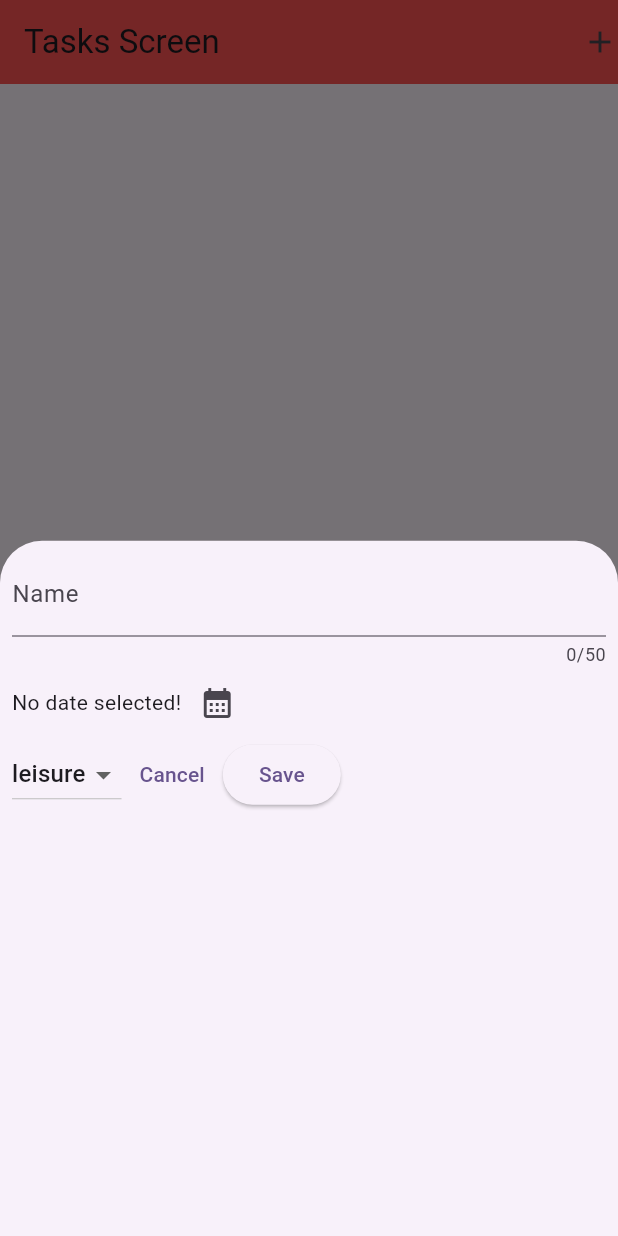
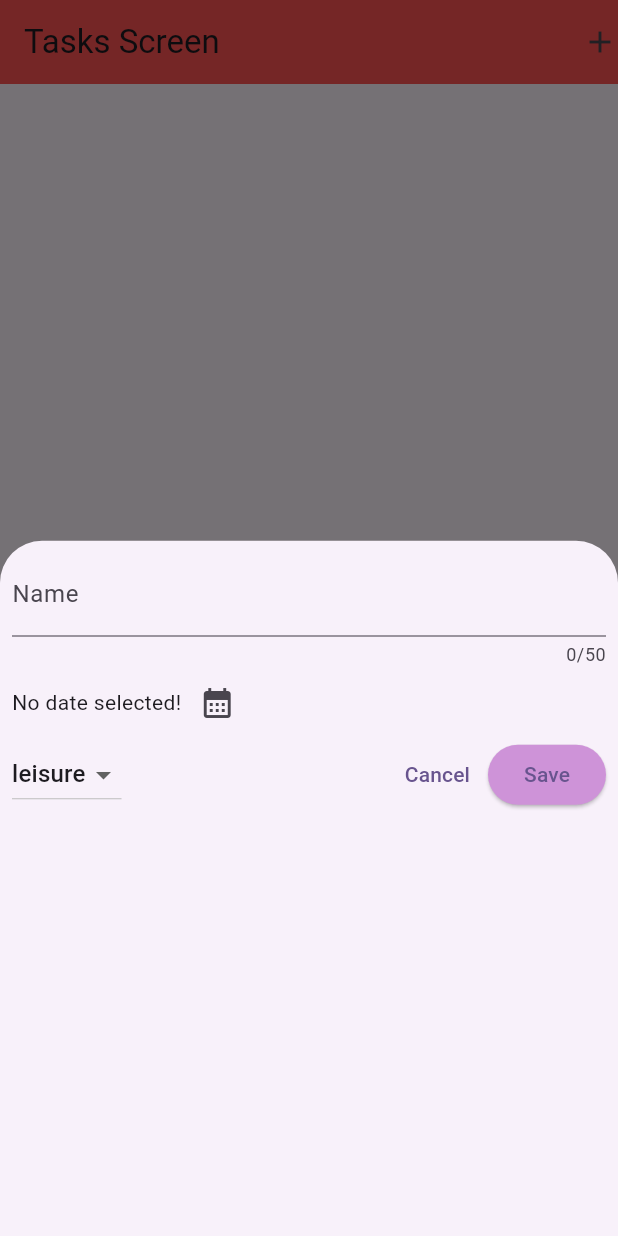
Before and after one commit to adogbeji/FlutterTaskPlanner2, a Flutter app: the screen it shows after launch, after a tap on "Start", after a tap on the "add" icon, on a phone screen of 412 x 824 dp. Run offline on Flutter 3.47's test engine with Material 3 defaults, Android fonts, the phone set to English and light mode, and no system bars.

Commit message:
Create space between buttons and dropdown & start defining function to show datepicker in NewTask widget

```diff
--- a/lib/views/widgets/new_task.dart
+++ b/lib/views/widgets/new_task.dart
@@ -13,6 +13,11 @@ class NewTask extends StatefulWidget {
 class _NewTaskState extends State<NewTask> {
   final _nameController = TextEditingController();
   Category _selectedCategory = Category.leisure;
+
+  // Shows Datepicker
+  _openDatePicker() async {
+    final today = DateTime.now();
+  }
 
   @override
   Widget build(BuildContext context) {
@@ -59,12 +64,17 @@ class _NewTaskState extends State<NewTask> {
                 },
               ),
 
+              const Spacer(),
+
               TextButton(
                 onPressed: () {},
                 child: const Text('Cancel'),
               ),
               ElevatedButton(
                 onPressed: () {},
+                style: ElevatedButton.styleFrom(
+                  backgroundColor: Colors.purple.shade200,
+                ),
                 child: const Text('Save'),
               ),
             ],
```
